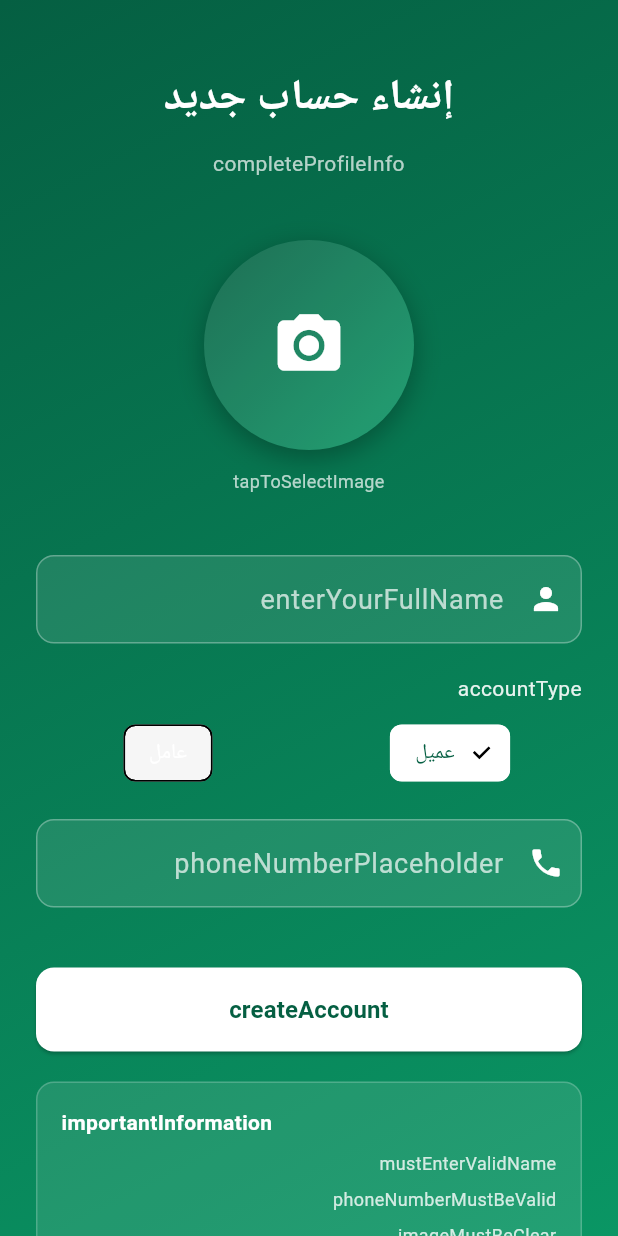
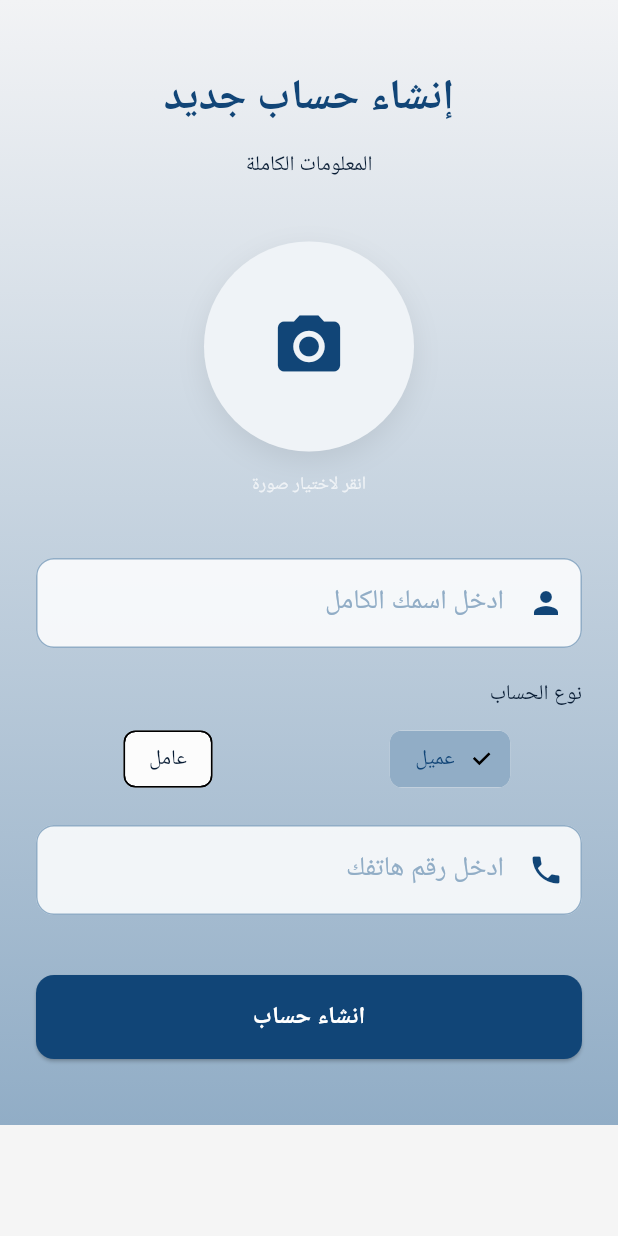
Before and after one commit to Ezaddeen2020/worker_app, a Flutter app: the screen it shows after launch, on a phone screen of 412 x 824 dp. Run offline on Flutter 3.47's test engine with Material 3 defaults, Android fonts, the phone set to English and light mode, and no system bars; our stand-ins replace cached_network_image, dartz, get, image_picker, shared_preferences; accounts and stored records are empty; Roboto replaces fonts that are missing (Cairo).

Commit message:
first commit

```diff
--- a/lib/features/account/screens/body_account_page.dart
+++ b/lib/features/account/screens/body_account_page.dart
@@ -26,10 +26,19 @@ class BodyAccountPage extends StatelessWidget {
     final isDark = Theme.of(context).brightness == Brightness.dark;
 
     return Container(
-      color: isDark ? Color(0xFF353E47) : Color(0xFFD6D6D6),
-      child: isWorker
-          ? _buildWorkerPostsGrid(context, isDark)
-          : _buildEmptyState(isDark),
+      decoration: BoxDecoration(
+        gradient: LinearGradient(
+          colors: isDark
+              ? [Color(0xFF23272B), Color(0xFF353E47)]
+              : [Color(0xFFF2F3F5), Color(0xFFB0B6BE)],
+          begin: Alignment.topCenter,
+          end: Alignment.bottomCenter,
+        ),
+      ),
+      child: Padding(
+        padding: const EdgeInsets.symmetric(horizontal: 6.0, vertical: 8.0),
+        child: isWorker ? _buildWorkerPostsGrid(context, isDark) : _buildEmptyState(isDark),
+      ),
     );
   }
 
@@ -94,7 +103,7 @@ class BodyAccountPage extends StatelessWidget {
             style: TextStyle(
               fontSize: 20,
               fontWeight: FontWeight.bold,
-              color: isDark ? Colors.white : Colors.black,
+              color: isDark ? Colors.white : const Color.fromARGB(255, 0, 0, 0),
               letterSpacing: -0.5,
             ),
           ),
--- a/lib/features/auth/screens/register_page.dart
+++ b/lib/features/auth/screens/register_page.dart
@@ -14,12 +14,9 @@ class RegisterPage extends StatelessWidget {
       body: Container(
         decoration: BoxDecoration(
           gradient: LinearGradient(
-            colors: [
-              Color.fromARGB(255, 5, 95, 66),
-              Color.fromARGB(255, 10, 150, 100)
-            ],
-            begin: Alignment.topLeft,
-            end: Alignment.bottomRight,
+            colors: [Color(0xFFF2F3F5), Color(0xFF91ADC6)],
+            begin: Alignment.topCenter,
+            end: Alignment.bottomCenter,
           ),
         ),
         child: SafeArea(
@@ -36,13 +33,13 @@ class RegisterPage extends StatelessWidget {
                     style: const TextStyle(
                       fontSize: 28,
                       fontWeight: FontWeight.bold,
-                      color: Colors.white,
+                      color: Color(0xFF114577),
                     ),
                   ),
                   const SizedBox(height: 12),
                   Text(
-                    'completeProfileInfo'.tr,
-                    style: const TextStyle(fontSize: 14, color: Colors.white70),
+                    'المعلومات الكاملة'.tr,
+                    style: const TextStyle(fontSize: 14, color: Color(0xFF071B33)),
                   ),
                   const SizedBox(height: 40),
 
@@ -50,7 +47,7 @@ class RegisterPage extends StatelessWidget {
                   _ProfileImagePicker(controller: controller),
                   const SizedBox(height: 12),
                   Text(
-                    'tapToSelectImage'.tr,
+                    'انقر لاختيار صورة'.tr,
                     style: const TextStyle(fontSize: 12, color: Colors.white70),
                   ),
                   const SizedBox(height: 40),
@@ -72,7 +69,7 @@ class RegisterPage extends StatelessWidget {
                   const SizedBox(height: 20),
 
                   // Info Box
-                  _InfoBox(),
+                  // _InfoBox(),
                 ],
               ),
             ),
@@ -97,19 +94,12 @@ class _ProfileImagePicker extends StatelessWidget {
         height: 140,
         decoration: BoxDecoration(
           shape: BoxShape.circle,
-          gradient: LinearGradient(
-            colors: [
-              Color.fromARGB(255, 5, 95, 66),
-              Color.fromARGB(255, 10, 150, 100),
-            ],
-            begin: Alignment.topLeft,
-            end: Alignment.bottomRight,
-          ),
+          color: Colors.white,
           boxShadow: [
             BoxShadow(
-              color: Colors.black.withValues(alpha: 0.3),
-              blurRadius: 15,
-              offset: const Offset(0, 5),
+              color: Colors.black.withOpacity(0.08),
+              blurRadius: 16,
+              offset: const Offset(0, 6),
             ),
           ],
         ),
@@ -119,23 +109,20 @@ class _ProfileImagePicker extends StatelessWidget {
             return Container(
               decoration: BoxDecoration(
                 shape: BoxShape.circle,
-                color: Colors.white.withValues(alpha: 0.1),
+                color: Color(0xFF91ADC6).withOpacity(0.15),
               ),
-              child: const Icon(Icons.camera_alt, size: 50, color: Colors.white),
+              child: const Icon(Icons.camera_alt, size: 50, color: Color(0xFF114577)),
             );
           } else {
             return Container(
               decoration: BoxDecoration(
                 shape: BoxShape.circle,
-                image: DecorationImage(
-                  image: FileImage(File(imagePath)),
-                  fit: BoxFit.cover,
-                ),
+                image: DecorationImage(image: FileImage(File(imagePath)), fit: BoxFit.cover),
               ),
               child: Container(
                 decoration: BoxDecoration(
                   shape: BoxShape.circle,
-                  color: Colors.black.withValues(alpha: 0.2),
+                  color: Colors.black.withOpacity(0.18),
                 ),
                 child: const Icon(Icons.edit, size: 30, color: Colors.white),
               ),
@@ -157,24 +144,24 @@ class _NameField extends StatelessWidget {
     return TextField(
       controller: controller.nameController,
       textAlign: TextAlign.right,
-      style: const TextStyle(color: Colors.white),
+      style: const TextStyle(color: Color(0xFF071B33)),
       decoration: InputDecoration(
-        hintText: 'enterYourFullName'.tr,
-        hintStyle: TextStyle(color: Colors.white.withValues(alpha: 0.7)),
-        prefixIcon: const Icon(Icons.person, color: Colors.white),
+        hintText: 'ادخل اسمك الكامل'.tr,
+        hintStyle: TextStyle(color: Color(0xFF91ADC6)),
+        prefixIcon: const Icon(Icons.person, color: Color(0xFF114577)),
         filled: true,
-        fillColor: Colors.white.withValues(alpha: 0.1),
+        fillColor: Colors.white.withOpacity(0.85),
         border: OutlineInputBorder(
           borderRadius: BorderRadius.circular(12),
-          borderSide: BorderSide(color: Colors.white.withValues(alpha: 0.3)),
+          borderSide: BorderSide(color: Color(0xFF91ADC6)),
         ),
         enabledBorder: OutlineInputBorder(
           borderRadius: BorderRadius.circular(12),
-          borderSide: BorderSide(color: Colors.white.withValues(alpha: 0.3)),
+          borderSide: BorderSide(color: Color(0xFF91ADC6)),
         ),
         focusedBorder: OutlineInputBorder(
           borderRadius: BorderRadius.circular(12),
-          borderSide: const BorderSide(color: Colors.white, width: 2),
+          borderSide: const BorderSide(color: Color(0xFF114577), width: 2),
         ),
       ),
     );
@@ -193,25 +180,23 @@ class _RoleSelection extends StatelessWidget {
       children: [
         Align(
           alignment: Alignment.centerRight,
-          child: Text(
-            'accountType'.tr,
-            style: TextStyle(color: Colors.white.withValues(alpha: 0.9), fontSize: 14),
-          ),
+          child: Text('نوع الحساب', style: TextStyle(color: Color(0xFF071B33), fontSize: 14)),
         ),
         const SizedBox(height: 8),
-        Obx(() => Row(
+        Obx(
+          () => Row(
             children: [
               Expanded(
                 child: ChoiceChip(
                   label: Text('client'.tr),
                   selected: controller.selectedRole.value == 'client',
                   onSelected: (s) => controller.setRole('client'),
-                    selectedColor: Colors.white,
-                    backgroundColor: Colors.white.withValues(alpha: 0.1),
+                  selectedColor: Color(0xFF91ADC6),
+                  backgroundColor: Colors.white.withOpacity(0.7),
                   labelStyle: TextStyle(
                     color: controller.selectedRole.value == 'client'
-                          ? Color.fromARGB(255, 5, 95, 66)
-                          : Colors.white,
+                        ? Color(0xFF114577)
+                        : Color(0xFF071B33),
                   ),
                 ),
               ),
@@ -221,17 +206,18 @@ class _RoleSelection extends StatelessWidget {
                   label: Text('worker'.tr),
                   selected: controller.selectedRole.value == 'worker',
                   onSelected: (s) => controller.setRole('worker'),
-                    selectedColor: Colors.white,
-                    backgroundColor: Colors.white.withValues(alpha: 0.1),
+                  selectedColor: Color(0xFF91ADC6),
+                  backgroundColor: Colors.white.withOpacity(0.7),
                   labelStyle: TextStyle(
                     color: controller.selectedRole.value == 'worker'
-                          ? Color.fromARGB(255, 5, 95, 66)
-                          : Colors.white,
+                        ? Color(0xFF114577)
+                        : Color(0xFF071B33),
                   ),
                 ),
               ),
             ],
-            )),
+          ),
+        ),
       ],
     );
   }
@@ -248,24 +234,24 @@ class _PhoneField extends StatelessWidget {
       controller: controller.phoneController,
       keyboardType: TextInputType.phone,
       textAlign: TextAlign.right,
-      style: const TextStyle(color: Colors.white),
+      style: const TextStyle(color: Color(0xFF071B33)),
       decoration: InputDecoration(
-        hintText: 'phoneNumberPlaceholder'.tr,
-        hintStyle: TextStyle(color: Colors.white.withValues(alpha: 0.7)),
-        prefixIcon: const Icon(Icons.phone, color: Colors.white),
+        hintText: 'ادخل رقم هاتفك'.tr,
+        hintStyle: TextStyle(color: Color(0xFF91ADC6)),
+        prefixIcon: const Icon(Icons.phone, color: Color(0xFF114577)),
         filled: true,
-        fillColor: Colors.white.withValues(alpha: 0.1),
+        fillColor: Colors.white.withOpacity(0.85),
         border: OutlineInputBorder(
           borderRadius: BorderRadius.circular(12),
-          borderSide: BorderSide(color: Colors.white.withValues(alpha: 0.3)),
+          borderSide: BorderSide(color: Color(0xFF91ADC6)),
         ),
         enabledBorder: OutlineInputBorder(
           borderRadius: BorderRadius.circular(12),
-          borderSide: BorderSide(color: Colors.white.withValues(alpha: 0.3)),
+          borderSide: BorderSide(color: Color(0xFF91ADC6)),
         ),
         focusedBorder: OutlineInputBorder(
           borderRadius: BorderRadius.circular(12),
-          borderSide: const BorderSide(color: Colors.white, width: 2),
+          borderSide: const BorderSide(color: Color(0xFF114577), width: 2),
         ),
       ),
     );
@@ -287,10 +273,10 @@ class _RegisterButton extends StatelessWidget {
         child: ElevatedButton(
           onPressed: isLoading ? null : controller.register,
           style: ElevatedButton.styleFrom(
-            backgroundColor: Colors.white,
-            foregroundColor: Color.fromARGB(255, 5, 95, 66),
+            backgroundColor: Color(0xFF114577),
+            foregroundColor: Colors.white,
             shape: RoundedRectangleBorder(borderRadius: BorderRadius.circular(12)),
-            disabledBackgroundColor: Colors.white.withValues(alpha: 0.5),
+            disabledBackgroundColor: Color(0xFF91ADC6).withOpacity(0.5),
           ),
           child: isLoading
               ? const SizedBox(
@@ -298,13 +284,11 @@ class _RegisterButton extends StatelessWidget {
                   width: 24,
                   child: CircularProgressIndicator(
                     strokeWidth: 2,
-                    valueColor: AlwaysStoppedAnimation<Color>(
-                      Color.fromARGB(255, 5, 95, 66),
-                    ),
+                    valueColor: AlwaysStoppedAnimation<Color>(Color(0xFF91ADC6)),
                   ),
                 )
               : Text(
-                  'createAccount'.tr,
+                  'انشاء حساب'.tr,
                   style: const TextStyle(fontSize: 16, fontWeight: FontWeight.bold),
                 ),
         ),
@@ -312,61 +296,3 @@ class _RegisterButton extends StatelessWidget {
     });
   }
 }
-
-class _InfoBox extends StatelessWidget {
-  const _InfoBox();
-
-  @override
-  Widget build(BuildContext context) {
-    return Container(
-      padding: const EdgeInsets.all(16),
-      decoration: BoxDecoration(
-        color: Colors.white.withValues(alpha: 0.1),
-        borderRadius: BorderRadius.circular(12),
-        border: Border.all(color: Colors.white.withValues(alpha: 0.2)),
-      ),
-      child: Column(
-        crossAxisAlignment: CrossAxisAlignment.end,
-        children: [
-          Text(
-            'importantInformation'.tr,
-            style: const TextStyle(
-              color: Colors.white,
-              fontWeight: FontWeight.bold,
-              fontSize: 14,
-            ),
-            textDirection: TextDirection.rtl,
-          ),
-          const SizedBox(height: 8),
-          _InfoRow(text: 'mustEnterValidName'.tr),
-          const SizedBox(height: 6),
-          _InfoRow(text: 'phoneNumberMustBeValid'.tr),
-          const SizedBox(height: 6),
-          _InfoRow(text: 'imageMustBeClear'.tr),
-        ],
-      ),
-    );
-  }
-}
-
-class _InfoRow extends StatelessWidget {
-  final String text;
-
-  const _InfoRow({required this.text});
-
-  @override
-  Widget build(BuildContext context) {
-    return Row(
-      mainAxisAlignment: MainAxisAlignment.end,
-      children: [
-        Expanded(
-          child: Text(
-            text,
-            textAlign: TextAlign.right,
-            style: TextStyle(color: Colors.white.withValues(alpha: 0.8), fontSize: 12),
-          ),
-        ),
-      ],
-    );
-  }
-}
--- a/lib/features/home/screens/home_page.dart
+++ b/lib/features/home/screens/home_page.dart
@@ -69,7 +69,7 @@ class _BottomNav extends StatelessWidget {
       data: Theme.of(context).copyWith(
         canvasColor: Colors.transparent,
         bottomNavigationBarTheme: BottomNavigationBarThemeData(
-          backgroundColor: Colors.transparent,
+          backgroundColor: Color(0xFFB0B6BE),
           elevation: 0,
         ),
       ),
@@ -78,7 +78,7 @@ class _BottomNav extends StatelessWidget {
           type: BottomNavigationBarType.fixed,
           currentIndex: controller.currentIndex.value,
           onTap: onTap ?? controller.changeTab,
-          backgroundColor: Colors.black,
+          backgroundColor: Color.fromARGB(255, 36, 40, 45),
           selectedItemColor: Color.fromARGB(255, 215, 184, 133),
           unselectedItemColor: Colors.grey,
           elevation: 0,
```
Lines whose indentation alone changed are shown as unchanged.
